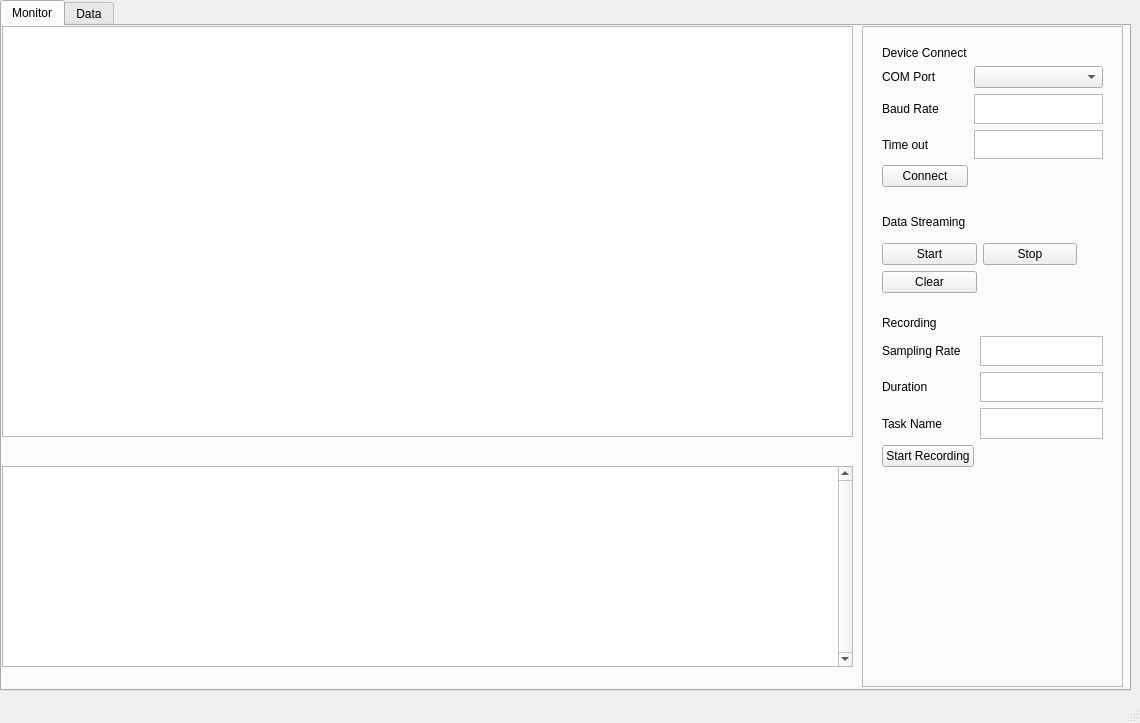
Qt form app/design.ui (jason5769/Arduino-Control-GUI) before a commit.
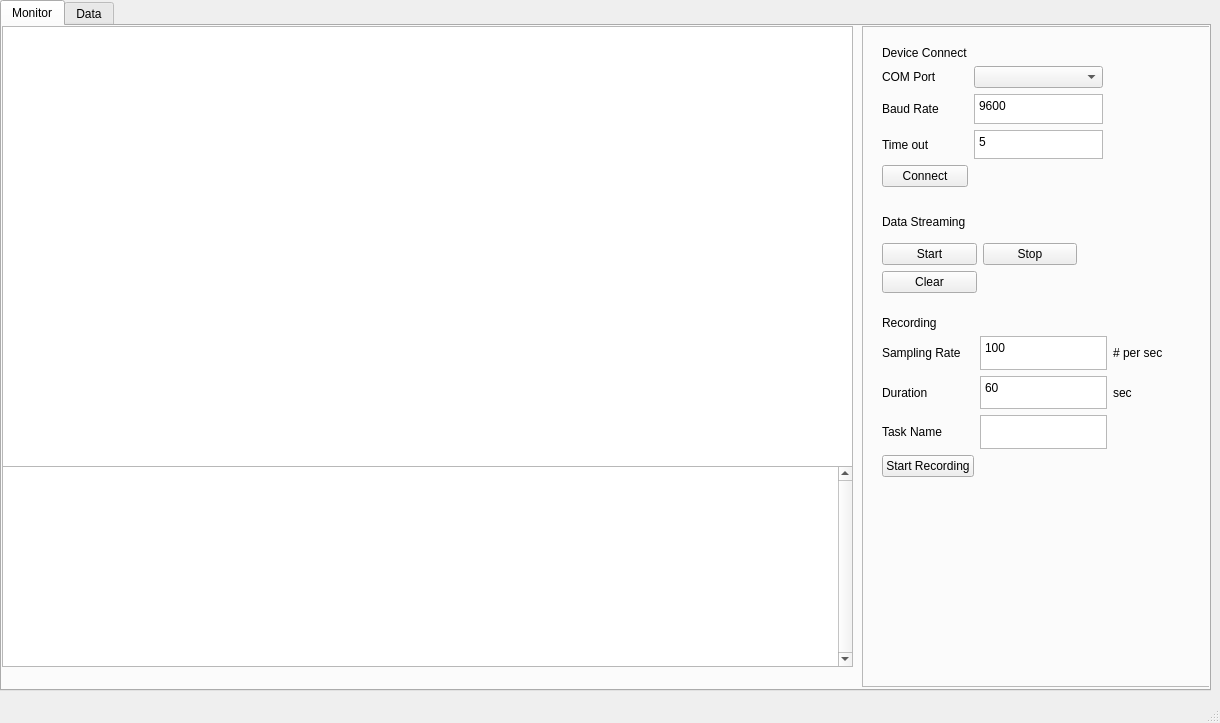
The same form after that commit.

Commit message: set default values

Diff of the .ui file:
```diff
--- a/app/design.ui
+++ b/app/design.ui
@@ -6,7 +6,7 @@
    <rect>
     <x>0</x>
     <y>0</y>
-    <width>1140</width>
+    <width>1220</width>
     <height>723</height>
    </rect>
   </property>
@@ -19,7 +19,7 @@
      <rect>
       <x>0</x>
       <y>0</y>
-      <width>1131</width>
+      <width>1211</width>
       <height>691</height>
      </rect>
     </property>
@@ -36,7 +36,7 @@
         <x>0</x>
         <y>0</y>
         <width>851</width>
-        <height>411</height>
+        <height>441</height>
        </rect>
       </property>
       <property name="verticalScrollBarPolicy">
@@ -59,7 +59,7 @@
        <rect>
         <x>860</x>
         <y>0</y>
-        <width>261</width>
+        <width>351</width>
         <height>661</height>
        </rect>
       </property>
@@ -121,6 +121,13 @@
           <property name="horizontalScrollBarPolicy">
            <enum>Qt::ScrollBarAlwaysOff</enum>
           </property>
+          <property name="html">
+           <string>&lt;!DOCTYPE HTML PUBLIC &quot;-//W3C//DTD HTML 4.0//EN&quot; &quot;http://www.w3.org/TR/REC-html40/strict.dtd&quot;&gt;
+&lt;html&gt;&lt;head&gt;&lt;meta name=&quot;qrichtext&quot; content=&quot;1&quot; /&gt;&lt;style type=&quot;text/css&quot;&gt;
+p, li { white-space: pre-wrap; }
+&lt;/style&gt;&lt;/head&gt;&lt;body style=&quot; font-family:'PMingLiU'; font-size:9pt; font-weight:400; font-style:normal;&quot;&gt;
+&lt;p style=&quot; margin-top:0px; margin-bottom:0px; margin-left:0px; margin-right:0px; -qt-block-indent:0; text-indent:0px;&quot;&gt;5&lt;/p&gt;&lt;/body&gt;&lt;/html&gt;</string>
+          </property>
          </widget>
         </item>
         <item row="2" column="1">
@@ -131,6 +138,13 @@
           <property name="horizontalScrollBarPolicy">
            <enum>Qt::ScrollBarAlwaysOff</enum>
           </property>
+          <property name="html">
+           <string>&lt;!DOCTYPE HTML PUBLIC &quot;-//W3C//DTD HTML 4.0//EN&quot; &quot;http://www.w3.org/TR/REC-html40/strict.dtd&quot;&gt;
+&lt;html&gt;&lt;head&gt;&lt;meta name=&quot;qrichtext&quot; content=&quot;1&quot; /&gt;&lt;style type=&quot;text/css&quot;&gt;
+p, li { white-space: pre-wrap; }
+&lt;/style&gt;&lt;/head&gt;&lt;body style=&quot; font-family:'PMingLiU'; font-size:9pt; font-weight:400; font-style:normal;&quot;&gt;
+&lt;p style=&quot; margin-top:0px; margin-bottom:0px; margin-left:0px; margin-right:0px; -qt-block-indent:0; text-indent:0px;&quot;&gt;9600&lt;/p&gt;&lt;/body&gt;&lt;/html&gt;</string>
+          </property>
          </widget>
         </item>
         <item row="0" column="0">
@@ -147,11 +161,14 @@
         <rect>
          <x>20</x>
          <y>290</y>
-         <width>221</width>
-         <height>151</height>
+         <width>281</width>
+         <height>161</height>
         </rect>
        </property>
        <layout class="QGridLayout" name="gridLayout_2">
+        <property name="sizeConstraint">
+         <enum>QLayout::SetDefaultConstraint</enum>
+        </property>
         <item row="1" column="1">
          <widget class="QTextBrowser" name="textBrowser_5">
           <property name="verticalScrollBarPolicy">
@@ -160,6 +177,20 @@
           <property name="horizontalScrollBarPolicy">
            <enum>Qt::ScrollBarAlwaysOff</enum>
           </property>
+          <property name="html">
+           <string>&lt;!DOCTYPE HTML PUBLIC &quot;-//W3C//DTD HTML 4.0//EN&quot; &quot;http://www.w3.org/TR/REC-html40/strict.dtd&quot;&gt;
+&lt;html&gt;&lt;head&gt;&lt;meta name=&quot;qrichtext&quot; content=&quot;1&quot; /&gt;&lt;style type=&quot;text/css&quot;&gt;
+p, li { white-space: pre-wrap; }
+&lt;/style&gt;&lt;/head&gt;&lt;body style=&quot; font-family:'PMingLiU'; font-size:9pt; font-weight:400; font-style:normal;&quot;&gt;
+&lt;p style=&quot; margin-top:0px; margin-bottom:0px; margin-left:0px; margin-right:0px; -qt-block-indent:0; text-indent:0px;&quot;&gt;100&lt;/p&gt;&lt;/body&gt;&lt;/html&gt;</string>
+          </property>
+         </widget>
+        </item>
+        <item row="2" column="0">
+         <widget class="QLabel" name="label_8">
+          <property name="text">
+           <string>Duration</string>
+          </property>
          </widget>
         </item>
         <item row="4" column="0">
@@ -174,28 +205,14 @@
           <property name="enabled">
            <bool>true</bool>
           </property>
+          <property name="acceptDrops">
+           <bool>false</bool>
+          </property>
           <property name="text">
            <string>Sampling Rate</string>
           </property>
          </widget>
         </item>
-        <item row="2" column="0">
-         <widget class="QLabel" name="label_8">
-          <property name="text">
-           <string>Duration</string>
-          </property>
-         </widget>
-        </item>
-        <item row="3" column="1">
-         <widget class="QTextBrowser" name="textBrowser_6">
-          <property name="verticalScrollBarPolicy">
-           <enum>Qt::ScrollBarAlwaysOff</enum>
-          </property>
-          <property name="horizontalScrollBarPolicy">
-           <enum>Qt::ScrollBarAlwaysOff</enum>
-          </property>
-         </widget>
-        </item>
         <item row="3" column="0">
          <widget class="QLabel" name="label_9">
           <property name="text">
@@ -203,6 +220,16 @@
           </property>
          </widget>
         </item>
+        <item row="3" column="1">
+         <widget class="QTextBrowser" name="textBrowser_6">
+          <property name="verticalScrollBarPolicy">
+           <enum>Qt::ScrollBarAlwaysOff</enum>
+          </property>
+          <property name="horizontalScrollBarPolicy">
+           <enum>Qt::ScrollBarAlwaysOff</enum>
+          </property>
+         </widget>
+        </item>
         <item row="2" column="1">
          <widget class="QTextBrowser" name="textBrowser_7">
           <property name="verticalScrollBarPolicy">
@@ -211,6 +238,13 @@
           <property name="horizontalScrollBarPolicy">
            <enum>Qt::ScrollBarAlwaysOff</enum>
           </property>
+          <property name="html">
+           <string>&lt;!DOCTYPE HTML PUBLIC &quot;-//W3C//DTD HTML 4.0//EN&quot; &quot;http://www.w3.org/TR/REC-html40/strict.dtd&quot;&gt;
+&lt;html&gt;&lt;head&gt;&lt;meta name=&quot;qrichtext&quot; content=&quot;1&quot; /&gt;&lt;style type=&quot;text/css&quot;&gt;
+p, li { white-space: pre-wrap; }
+&lt;/style&gt;&lt;/head&gt;&lt;body style=&quot; font-family:'PMingLiU'; font-size:9pt; font-weight:400; font-style:normal;&quot;&gt;
+&lt;p style=&quot; margin-top:0px; margin-bottom:0px; margin-left:0px; margin-right:0px; -qt-block-indent:0; text-indent:0px;&quot;&gt;60&lt;/p&gt;&lt;/body&gt;&lt;/html&gt;</string>
+          </property>
          </widget>
         </item>
         <item row="0" column="0">
@@ -220,6 +254,20 @@
           </property>
          </widget>
         </item>
+        <item row="1" column="2">
+         <widget class="QLabel" name="label_10">
+          <property name="text">
+           <string># per sec</string>
+          </property>
+         </widget>
+        </item>
+        <item row="2" column="2">
+         <widget class="QLabel" name="label_11">
+          <property name="text">
+           <string>sec</string>
+          </property>
+         </widget>
+        </item>
        </layout>
       </widget>
       <widget class="QWidget" name="gridLayoutWidget_3">
@@ -302,7 +350,7 @@
     <rect>
      <x>0</x>
      <y>0</y>
-     <width>1140</width>
+     <width>1220</width>
      <height>25</height>
     </rect>
    </property>
```
The commit also changes 1 other file.
